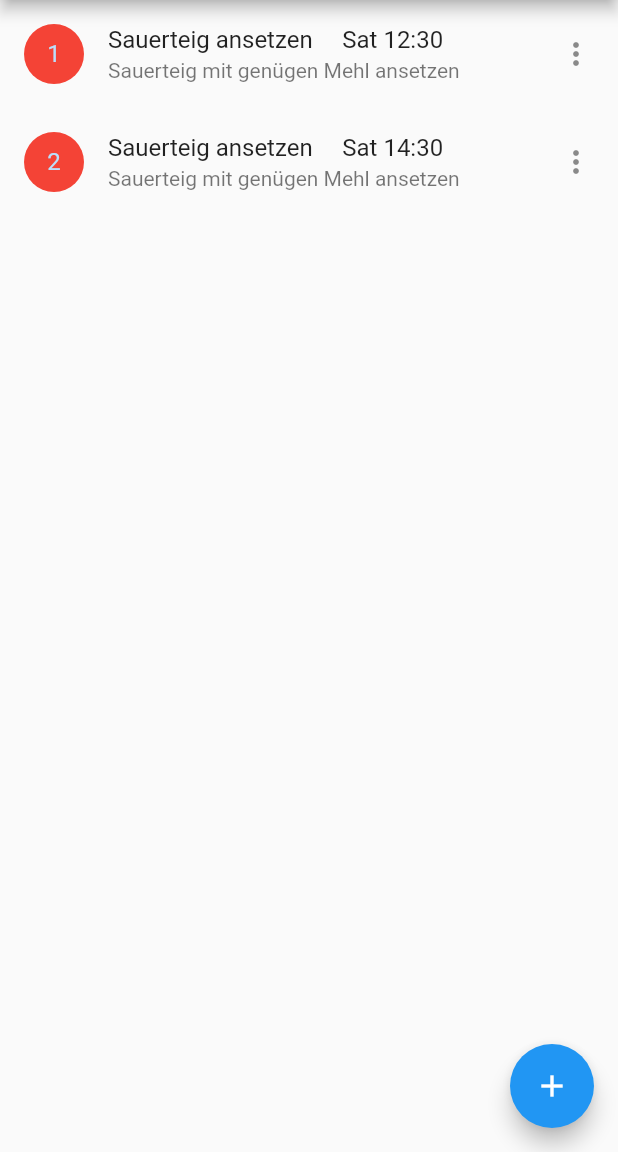
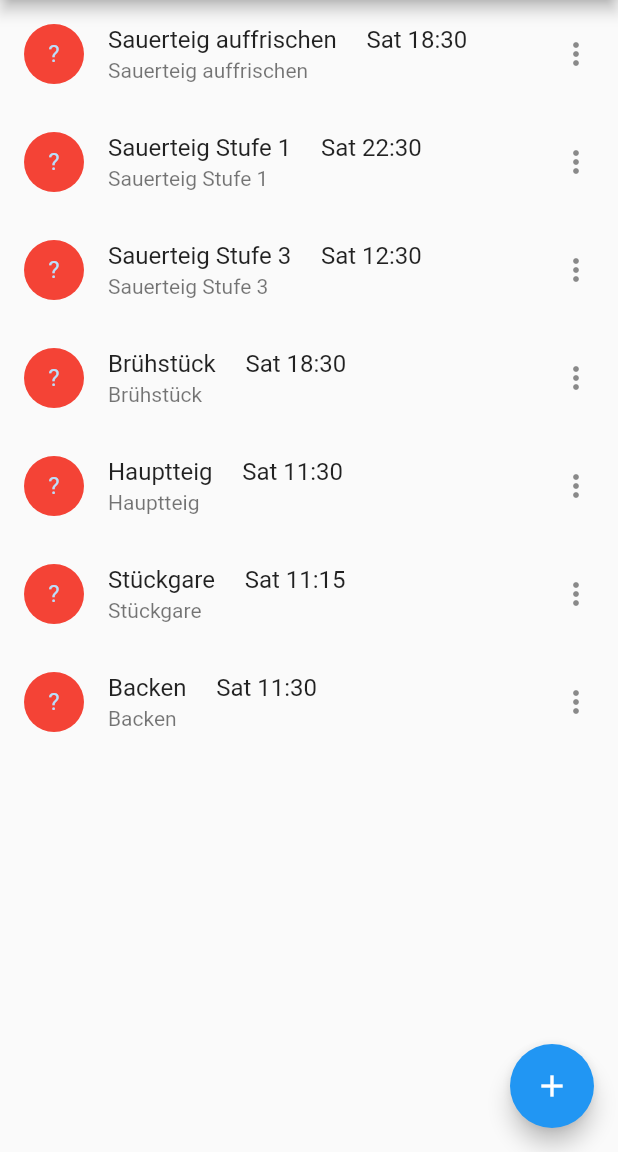
Before and after one commit to joel113/flutter-back-o-mat, a Flutter app: the screen it shows after launch, on a phone screen of 412 x 824 dp, the part 84-1236 px from its top. Run offline on Flutter 3.47's test engine with Material 2 defaults, Android fonts, the phone set to English and light mode, and no system bars.

Commit message:
Adds a proper receipt as improved foundation for design and workflows

```diff
--- a/lib/main.dart
+++ b/lib/main.dart
@@ -4,17 +4,40 @@ import 'package:intl/intl.dart';
 void main() {
   runApp(Backomat(worklistitems: [
     WorkListItem(
-        step: 1,
-        name: 'Sauerteig ansetzen',
-        description: 'Sauerteig mit genügen Mehl ansetzen',
-        start: DateTime.now().add(const Duration(hours: 2)),
-        end: DateTime.now().add(const Duration(hours: 2))),
+        name: 'Sauerteig auffrischen',
+        description: 'Sauerteig auffrischen',
+        minDuration: const Duration(hours: 8),
+        maxDuration: const Duration(hours: 10)),
     WorkListItem(
-        step: 2,
-        name: 'Sauerteig ansetzen',
-        description: 'Sauerteig mit genügen Mehl ansetzen',
-        start: DateTime.now().add(const Duration(hours: 4)),
-        end: DateTime.now().add(const Duration(hours: 4)))
+        name: 'Sauerteig Stufe 1',
+        description: 'Sauerteig Stufe 1',
+        minDuration: const Duration(hours: 12),
+        maxDuration: const Duration(hours: 16)),
+    WorkListItem(
+        name: 'Sauerteig Stufe 3',
+        description: 'Sauerteig Stufe 3',
+        minDuration: const Duration(hours: 2),
+        maxDuration: const Duration(hours: 2)),
+    WorkListItem(
+        name: 'Brühstück',
+        description: 'Brühstück',
+        minDuration: const Duration(hours: 8),
+        maxDuration: const Duration(hours: 16)),
+    WorkListItem(
+        name: 'Hauptteig',
+        description: 'Hauptteig',
+        minDuration: const Duration(hours: 1),
+        maxDuration: const Duration(hours: 1)),
+    WorkListItem(
+        name: 'Stückgare',
+        description: 'Stückgare',
+        minDuration: const Duration(minutes: 45),
+        maxDuration: const Duration(minutes: 45)),
+    WorkListItem(
+        name: 'Backen',
+        description: 'Backen',
+        minDuration: const Duration(hours: 1),
+        maxDuration: const Duration(hours: 1))
   ]));
 }
 
@@ -46,7 +69,6 @@ class _WorkListState extends State<Backomat> {
           tooltip: 'Increment',
           child: const Icon(Icons.add),
         ), // This trailing comma makes auto-formatting nicer for build methods.
-        ),
       ),
     );
   }
@@ -54,29 +76,28 @@ class _WorkListState extends State<Backomat> {
 
 class WorkListItem extends StatelessWidget {
   WorkListItem(
-      {required this.step,
-      required this.name,
+      {required this.name,
       required this.description,
-      required this.start,
-      required this.end,
+      required this.minDuration,
+      required this.maxDuration,
       this.predecessor})
       : super(key: ObjectKey(name));
 
-  final int step;
   final String name;
   final String? description;
-  final DateTime start;
-  final DateTime end;
+  final Duration minDuration;
+  final Duration maxDuration;
   final WorkListItem? predecessor;
 
   @override
   Widget build(BuildContext context) {
     return ListTile(
-      leading: CircleAvatar(
+      leading: const CircleAvatar(
         backgroundColor: Colors.red,
-        child: Text(step.toString()),
+        child: Text("?"),
       ),
-      title: Text("$name     ${DateFormat('E HH:mm').format(start)}"),
+      title: Text(
+          "$name     ${DateFormat('E HH:mm').format(DateTime.now().add(minDuration))}"),
       subtitle: Text(description!),
       trailing: const Icon(Icons.more_vert),
     );
```
